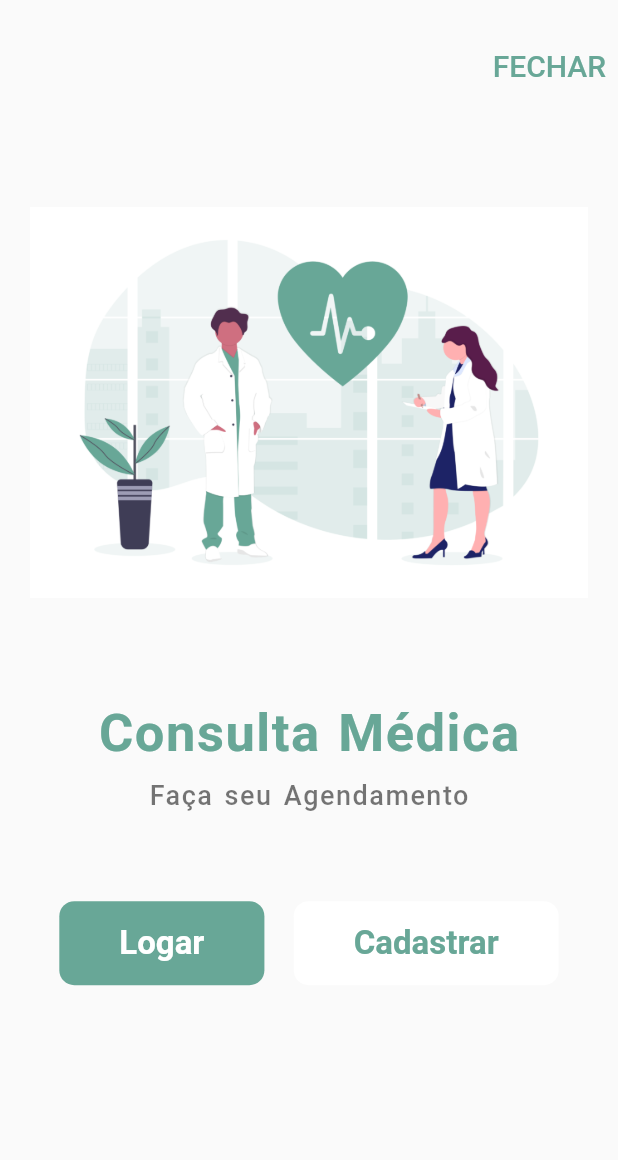
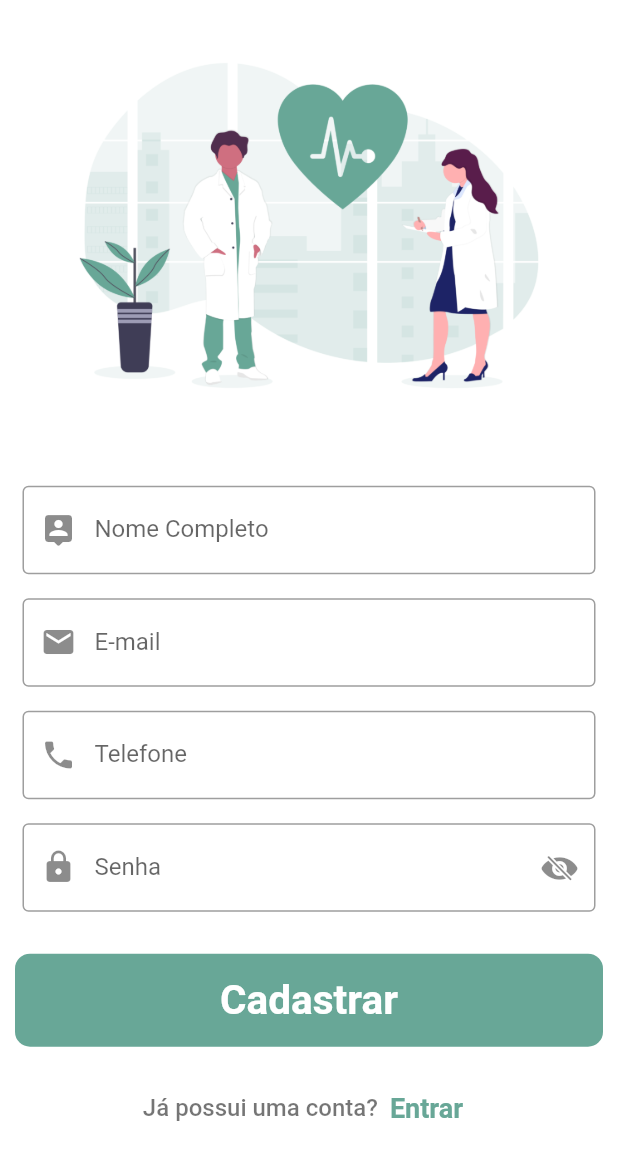
Before and after one commit to CaioReis29/hospital-app, a Flutter app: the screen it shows after launch, after a tap on "Cadastrar", on a phone screen of 412 x 824 dp. Shown: the top 1160 px of the screen. Run offline on Flutter 3.47's test engine with Material 2 defaults, Android fonts, the phone set to English and light mode, and no system bars.

Commit message:
add-login/cadastro

```diff
--- a/lib/pages/boas_vindas.dart
+++ b/lib/pages/boas_vindas.dart
@@ -1,4 +1,6 @@
 import 'package:flutter/material.dart';
+import 'package:hospital_app/pages/cadastro.dart';
+import 'package:hospital_app/pages/login.dart';
 
 class BoasVindas extends StatefulWidget {
   const BoasVindas({super.key});
@@ -17,27 +19,7 @@ class _BoasVindasState extends State<BoasVindas> {
         child: Column(
           children: [
             SizedBox(
-              height: 20,
-            ),
-            Align(
-              alignment: Alignment.centerRight,
-              child: TextButton(
-                  onPressed: () {
-                    // Navigator.push(context, MaterialPageRoute(
-                    //   builder: (context) =>
-                    //   ),
-                    //   );
-                  },
-                  child: Text(
-                    'FECHAR',
-                    style: TextStyle(
-                      color: Color(0xFF68A797),
-                      fontSize: 20,
-                    ),
-                  )),
-            ),
-            SizedBox(
-              height: 50,
+              height: 70,
             ),
             Padding(
               padding: EdgeInsets.all(20),
@@ -81,16 +63,16 @@ class _BoasVindasState extends State<BoasVindas> {
                   borderRadius: BorderRadius.circular(10),
                   child: InkWell(
                     onTap: () {
-                      // Navigator.push(context, MaterialPageRoute(
-                      //   builder: (context) =>
-                      //   ),
-                      //   );
+                      Navigator.push(context, MaterialPageRoute(
+                        builder: (context) => Login(),
+                        ),
+                        );
                     },
                     child: Padding(
                       padding:
-                          EdgeInsets.symmetric(vertical: 15, horizontal: 40),
+                          EdgeInsets.symmetric(vertical: 15, horizontal: 30),
                       child: Text(
-                        'Logar',
+                        'Entrar',
                         style: TextStyle(
                           color: Colors.white,
                           fontSize: 22,
@@ -103,13 +85,14 @@ class _BoasVindasState extends State<BoasVindas> {
                 Material(
                   color: Colors.white,
                   shadowColor: Color(0xFF68A797),
+                  elevation: 4,
                   borderRadius: BorderRadius.circular(10),
                   child: InkWell(
                     onTap: () {
-                      // Navigator.push(context, MaterialPageRoute(
-                      //   builder: (context) =>
-                      //   ),
-                      //   );
+                      Navigator.push(context, MaterialPageRoute(
+                        builder: (context) => Cadastro(),
+                        ),
+                        );
                     },
                     child: Padding(
                       padding:
--- /dev/null
+++ b/lib/pages/cadastro.dart
@@ -0,0 +1,155 @@
+import 'package:flutter/cupertino.dart';
+import 'package:flutter/material.dart';
+import 'package:hospital_app/pages/login.dart';
+
+class Cadastro extends StatefulWidget {
+  const Cadastro({super.key});
+
+  @override
+  State<Cadastro> createState() => _CadastroState();
+}
+
+class _CadastroState extends State<Cadastro> {
+  bool verSenha = true;
+
+  @override
+  Widget build(BuildContext context) {
+    return Material(
+      color: Colors.white,
+      child: SingleChildScrollView(
+        child: SafeArea(
+            child: Column(
+          children: [
+            Padding(
+              padding: EdgeInsets.all(20),
+              child: Image.asset('assets/img/logo_medicos.png'),
+            ),
+            SizedBox(
+              height: 15,
+            ),
+            Padding(
+              padding: EdgeInsets.symmetric(vertical: 8, horizontal: 15),
+              child: TextField(
+                decoration: InputDecoration(
+                    labelText: 'Nome Completo',
+                    border: OutlineInputBorder(),
+                    prefixIcon: Icon(Icons.person_pin_rounded)),
+              ),
+            ),
+            Padding(
+              padding: EdgeInsets.symmetric(vertical: 8, horizontal: 15),
+              child: TextField(
+                decoration: InputDecoration(
+                    labelText: 'E-mail',
+                    border: OutlineInputBorder(),
+                    prefixIcon: Icon(Icons.email)),
+              ),
+            ),
+            Padding(
+              padding: EdgeInsets.symmetric(vertical: 8, horizontal: 15),
+              child: TextField(
+                decoration: InputDecoration(
+                    labelText: 'Telefone',
+                    border: OutlineInputBorder(),
+                    prefixIcon: Icon(Icons.phone)),
+              ),
+            ),
+            Padding(
+              padding: EdgeInsets.symmetric(vertical: 8, horizontal: 15),
+              child: TextField(
+                obscureText: verSenha ? true : false,
+                decoration: InputDecoration(
+                  labelText: 'Senha',
+                  border: OutlineInputBorder(),
+                  prefixIcon: Icon(Icons.lock),
+                  suffixIcon: InkWell(
+                      onTap: () {
+                        if (verSenha == true) {
+                          verSenha = false;
+                        } else {
+                          verSenha = true;
+                        }
+                        setState(() {});
+                      },
+                      child: verSenha
+                          ? Icon(CupertinoIcons.eye_slash_fill)
+                          : Icon(CupertinoIcons.eye_solid)),
+                ),
+              ),
+            ),
+            SizedBox(
+              height: 10,
+            ),
+            Padding(
+              padding: const EdgeInsets.all(10),
+              child: SizedBox(
+                width: double.infinity,
+                child: Material(
+                  color: Color(0xFF68A797),
+                  borderRadius: BorderRadius.circular(10),
+                  child: InkWell(
+                    onTap: () {
+                      // Navigator.push(
+                      //   context,
+                      //   MaterialPageRoute(
+                      //     builder: (context) => Login(),
+                      //   ),
+                      // );
+                    },
+                    child: Padding(
+                      padding:
+                          EdgeInsets.symmetric(vertical: 15, horizontal: 40),
+                      child: Center(
+                        child: Text(
+                          'Cadastrar',
+                          style: TextStyle(
+                            color: Colors.white,
+                            fontSize: 27,
+                            fontWeight: FontWeight.bold,
+                          ),
+                        ),
+                      ),
+                    ),
+                  ),
+                ),
+              ),
+            ),
+            SizedBox(
+              height: 7,
+            ),
+            Row(
+              mainAxisAlignment: MainAxisAlignment.center,
+              children: [
+                Text(
+                  'Já possui uma conta?',
+                  style: TextStyle(
+                      fontSize: 16,
+                      fontWeight: FontWeight.w500,
+                      color: Colors.black54),
+                ),
+                TextButton(
+                  onPressed: () {
+                    Navigator.push(
+                      context,
+                      MaterialPageRoute(
+                        builder: (context) => Login(),
+                      ),
+                    );
+                  },
+                  child: Text(
+                    'Entrar',
+                    style: TextStyle(
+                      fontSize: 18,
+                      fontWeight: FontWeight.bold,
+                      color: Color(0xFF68A797),
+                    ),
+                  ),
+                ),
+              ],
+            )
+          ],
+        )),
+      ),
+    );
+  }
+}
```
Also changed, not shown: lib/pages/login.dart (added, +141 -0 lines).
